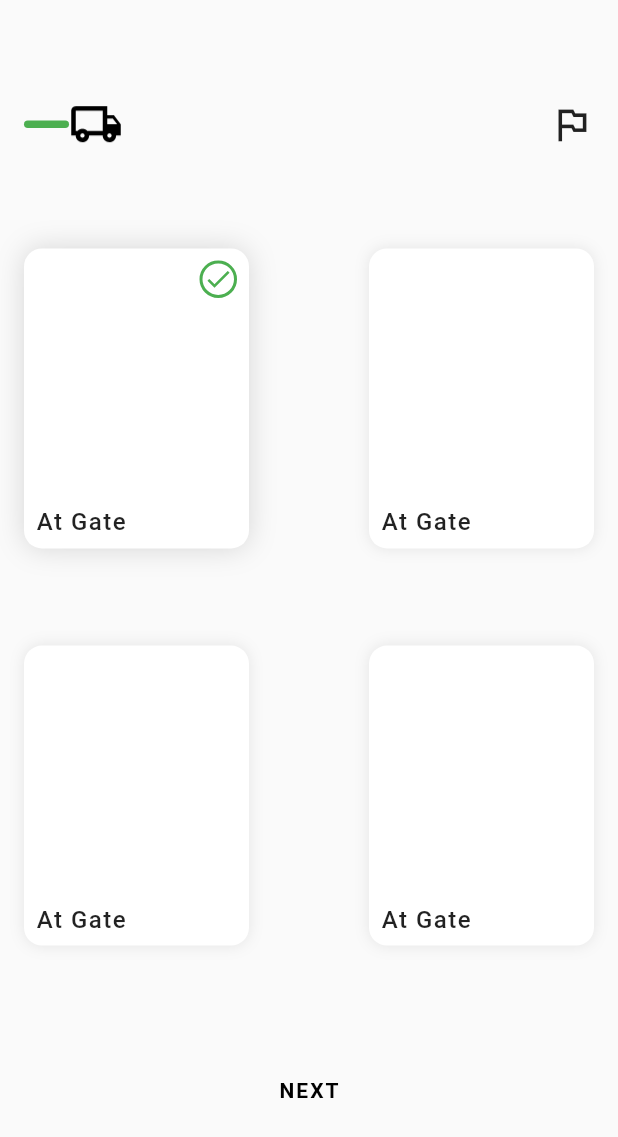
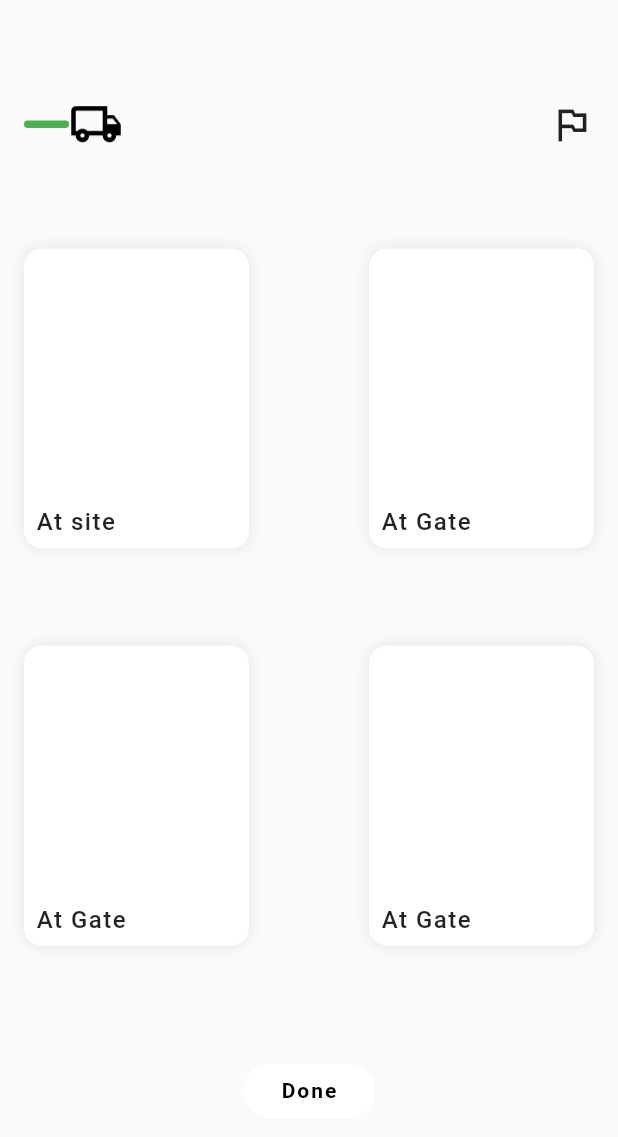
Before and after one commit to wa11breaker/ld, a Flutter app: the HomeScreen screen opened directly, after a tap on "At Gate", after a tap on "NEXT", on a phone screen of 412 x 824 dp. Shown: the top 1137 px of the screen. Run offline on Flutter 3.47's test engine with Material 2 defaults, Android fonts, the phone set to English and light mode, and no system bars; our stand-ins replace location, shared_preferences; missing offline and left inert: flare_splash_screen; accounts and stored records are empty.

Commit message:
added second task screen

```diff
--- a/lib/screen/home.dart
+++ b/lib/screen/home.dart
@@ -3,6 +3,7 @@ import 'package:flutter/material.dart';
 import 'package:flutter/rendering.dart';
 import 'package:location/location.dart';
 import 'package:flutter/services.dart';
+import 'package:shared_preferences/shared_preferences.dart';
 
 class HomeScreen extends StatefulWidget {
   @override
@@ -14,11 +15,25 @@ class _HomeScreenState extends State<HomeScreen> {
   bool b = false;
   bool c = false;
   bool d = false;
+  bool aa = false;
+  bool bb = false;
+  bool cc = false;
+  bool dd = false;
   bool next = false;
+  bool compleated = false;
+  int index = 0;
+
   final Location location = new Location();
 
   LocationData _location;
   String _error;
+
+  _incrementCounter() async {
+    SharedPreferences prefs = await SharedPreferences.getInstance();
+    int counter = (prefs.getInt('counter') ?? 0) + 1;
+
+    await prefs.setInt('counter', counter);
+  }
 
   _getLocation() async {
     setState(() {
@@ -43,7 +58,141 @@ class _HomeScreenState extends State<HomeScreen> {
       body: SafeArea(
         child: Padding(
           padding: const EdgeInsets.symmetric(horizontal: 16),
-          child: Column(
+          child: IndexedStack(
+            index: index,
+            children: <Widget>[
+              firstHalf(),
+              secondHalf(),
+            ],
+          ),
+        ),
+      ),
+    );
+  }
+
+  Column secondHalf() {
+    return Column(
+      mainAxisAlignment: MainAxisAlignment.spaceEvenly,
+      children: <Widget>[
+        Row(
+          children: <Widget>[
+            Expanded(
+              child: Container(
+                child: Row(
+                  children: <Widget>[
+                    Container(
+                      height: 5,
+                      width: 30,
+                      decoration: BoxDecoration(
+                          color: Colors.green,
+                          borderRadius: BorderRadius.circular(10)),
+                    ),
+                    Image.asset(
+                      'assets/truck.png',
+                      color: Colors.black,
+                      scale: 1.5,
+                    )
+                  ],
+                ),
+              ),
+            ),
+            Icon(
+              Icons.outlined_flag,
+              size: 30,
+            )
+          ],
+        ),
+        Row(
+          mainAxisAlignment: MainAxisAlignment.spaceBetween,
+          children: <Widget>[
+            GestureDetector(
+              onTap: () {
+                _getLocation();
+                setState(() {
+                  aa = true;
+                });
+              },
+              child: Cards(
+                check: aa,
+                text: 'At site',
+              ),
+            ),
+            GestureDetector(
+              onTap: () {
+                _getLocation();
+                setState(() {
+                  if (aa) {
+                    bb = true;
+                  }
+                });
+              },
+              child: Cards(
+                check: bb,
+                text: 'At Gate',
+              ),
+            ),
+          ],
+        ),
+        Row(
+          mainAxisAlignment: MainAxisAlignment.spaceBetween,
+          children: <Widget>[
+            GestureDetector(
+              onTap: () {
+                _getLocation();
+                setState(() {
+                  if (bb) {
+                    cc = true;
+                  }
+                });
+              },
+              child: Cards(
+                check: cc,
+                text: 'At Gate',
+              ),
+            ),
+            GestureDetector(
+              onTap: () {
+                _getLocation();
+                setState(() {
+                  if (cc) {
+                    dd = true;
+                    compleated = true;
+                  }
+                });
+              },
+              child: Cards(
+                check: dd,
+                text: 'At Gate',
+              ),
+            )
+          ],
+        ),
+        Container(
+          margin: EdgeInsets.symmetric(horizontal: 24, vertical: 8),
+          child: FlatButton(
+            shape:
+                RoundedRectangleBorder(borderRadius: BorderRadius.circular(50)),
+            color: compleated ? Colors.green : Colors.white,
+            onPressed: () {
+              setState(() {});
+            },
+            child: Text(
+              'Done',
+              style: TextStyle(
+                color: compleated ? Colors.white : Colors.black,
+                fontWeight: FontWeight.bold,
+                fontSize: 14,
+                letterSpacing: 1.3,
+              ),
+            ),
+          ),
+        )
+      ],
+    );
+  }
+
+  Column firstHalf() {
+    return Column(
       mainAxisAlignment: MainAxisAlignment.spaceEvenly,
       children: <Widget>[
         Row(
@@ -139,14 +288,17 @@ class _HomeScreenState extends State<HomeScreen> {
             )
           ],
         ),
-
         Container(
           margin: EdgeInsets.symmetric(horizontal: 24, vertical: 8),
           child: FlatButton(
-                  shape: RoundedRectangleBorder(
-                      borderRadius: BorderRadius.circular(50)),
+            shape:
+                RoundedRectangleBorder(borderRadius: BorderRadius.circular(50)),
             color: next ? Colors.green : Colors.transparent,
-                  onPressed: () {},
+            onPressed: () {
+              setState(() {
+                index = 1;
+              });
+            },
             child: Text(
               'NEXT',
               style: TextStyle(
@@ -159,9 +311,6 @@ class _HomeScreenState extends State<HomeScreen> {
           ),
         )
       ],
-          ),
-        ),
-      ),
     );
   }
 }
--- a/lib/screen/select.dart
+++ b/lib/screen/select.dart
@@ -33,7 +33,7 @@ class _SelectState extends State<Select> {
               children: <Widget>[
                 TextField(
                   decoration: InputDecoration(
-                    hintText: 'Licence plate number',
+                    hintText: 'Enter licence plate number',
                   ),
                   onChanged: (text) {
                     number = text;
@@ -43,7 +43,7 @@ class _SelectState extends State<Select> {
                 Container(
                   width: double.infinity,
                   child: DropdownButton(
-                    hint: Text('Please choose a location'),
+                    hint: Text('Choose a location'),
                     value: _selectedLocation,
                     onChanged: (newValue) {
                       setState(() {
--- a/pubspec.yaml
+++ b/pubspec.yaml
@@ -26,6 +26,7 @@ dependencies:
   cupertino_icons: ^0.1.3
   flare_splash_screen: ^3.0.1
   location:
+  shared_preferences: ^0.5.6+2
 
 
 dev_dependencies:
```
Also changed, not shown: pubspec.lock, 1 other file. Lines whose indentation alone changed are shown as unchanged.
